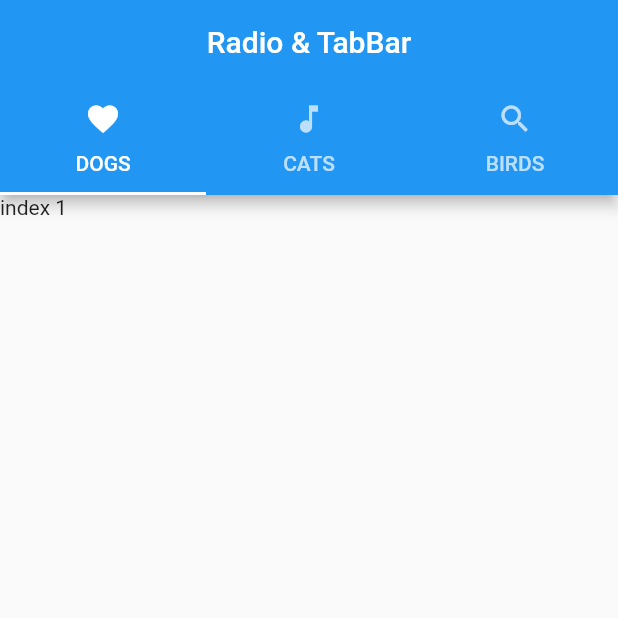
After one commit to AnasAltarazi1998/example1, a Flutter app: the screen it shows after launch, on a phone screen of 412 x 824 dp, the top half of it. The commit adds this screen. Run offline on Flutter 3.47's test engine with Material 2 defaults, Android fonts, the phone set to English and light mode, and no system bars.

Commit message:
-- divider & tabBar

```diff
--- a/lib/main.dart
+++ b/lib/main.dart
@@ -1,4 +1,5 @@
 import 'package:example1/home.dart';
+import 'package:example1/radio_page.dart';
 import 'package:flutter/material.dart';
 
 void main() => runApp(MyApp());
@@ -8,7 +9,7 @@ class MyApp extends StatelessWidget {
   Widget build(BuildContext context) {
     return MaterialApp(
       title: 'Material App',
-      home: Home(),
+      home: RadioPage(),
     );
   }
 }
--- /dev/null
+++ b/lib/radio_page.dart
@@ -0,0 +1,68 @@
+import 'package:flutter/material.dart';
+
+class RadioPage extends StatefulWidget {
+  RadioPage({Key key}) : super(key: key);
+
+  @override
+  _RadioPageState createState() => _RadioPageState();
+}
+
+class _RadioPageState extends State<RadioPage> {
+  int _value = 0;
+  @override
+  Widget build(BuildContext context) {
+    return DefaultTabController(
+      initialIndex: 0,
+      length: 3,
+      child: Scaffold(
+        appBar: AppBar(
+          title: Text('Radio & TabBar'),
+          centerTitle: true,
+          bottom: TabBar(
+            indicatorColor: Colors.white,
+            tabs: [
+              Tab(text: 'DOGS', icon: Icon(Icons.favorite)),
+              Tab(text: 'CATS', icon: Icon(Icons.music_note)),
+              Tab(text: 'BIRDS', icon: Icon(Icons.search)),
+            ],
+          ),
+        ),
+        body: TabBarView(children: [
+          Text('index 1'),
+          SingleChildScrollView(
+            child: Column(
+              children: <Widget>[
+                for (int i = 1; i <= 100; i++)
+                  ListTile(
+                    title: Text(
+                      'Radio $i',
+                      style: Theme.of(context).textTheme.subtitle1.copyWith(
+                          color: i == 5 ? Colors.black38 : Colors.black),
+                    ),
+                    leading: Radio<int>(
+                      value: i,
+                      groupValue: _value,
+                      activeColor: Color(0xFF6200EE),
+                      onChanged: i == 5
+                          ? null
+                          : (int value) {
+                              setState(() {
+                                _value = value;
+                              });
+                            },
+                    ),
+                  ),
+                CircularProgressIndicator(
+                  backgroundColor: Colors.white,
+                  valueColor: AlwaysStoppedAnimation<Color>(Colors.indigo),
+                  strokeWidth: 3,
+                )
+              ],
+            ),
+          ),
+          Text('index 2'),
+        ]),
+      ),
+    );
+  }
+}
```
